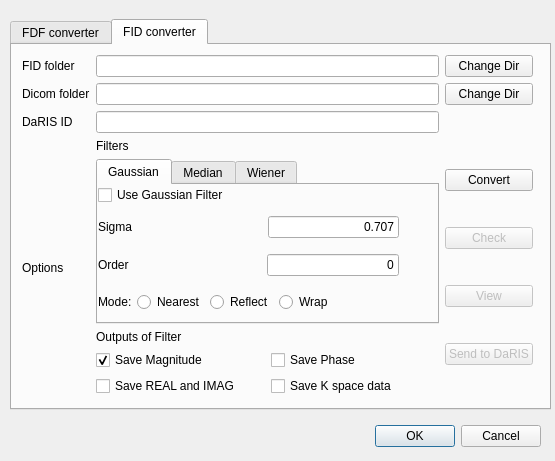
maeager/Agilent2Dicom, file FDF2DicomQt.ui: the form before one commit.
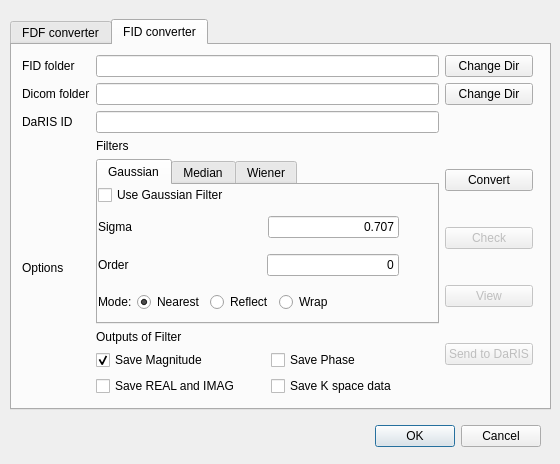
The form after the commit. The open tabs and pages were chosen to show the change.

Commit message: GUI label updates and App fixes.

The edit to the form file:
```diff
--- a/FDF2DicomQt.ui
+++ b/FDF2DicomQt.ui
@@ -6,8 +6,8 @@
    <rect>
     <x>0</x>
     <y>0</y>
-    <width>555</width>
-    <height>461</height>
+    <width>560</width>
+    <height>464</height>
    </rect>
   </property>
   <property name="windowTitle">
@@ -731,6 +731,9 @@
                  <property name="text">
                   <string>Nearest</string>
                  </property>
+                 <property name="checked">
+                  <bool>true</bool>
+                 </property>
                 </widget>
                </item>
                <item>
```
Left out of the diff: 10 changed lines with no effect on the pictures. The commit also changes 2 other files.
